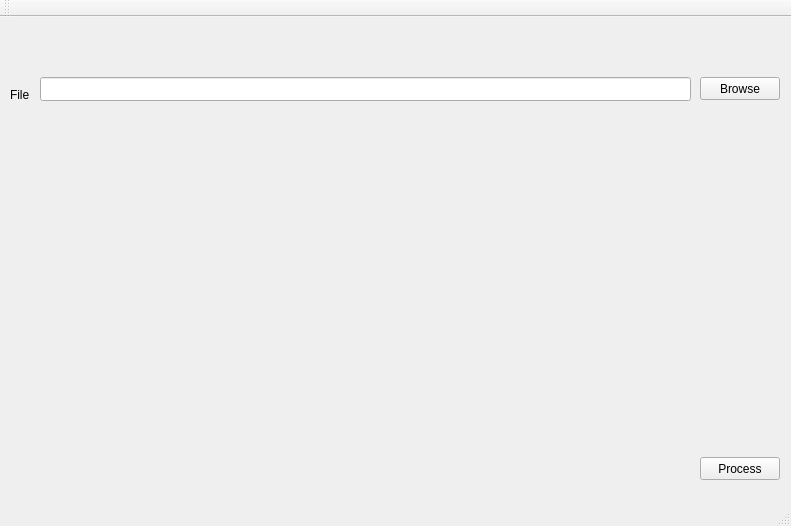
This is src/gui-georef/MBES-lib-georefGUI/mainwindow.ui in CIDCO-dev/MBES-lib as Qt 5 draws it before an edit. The edited form follows.
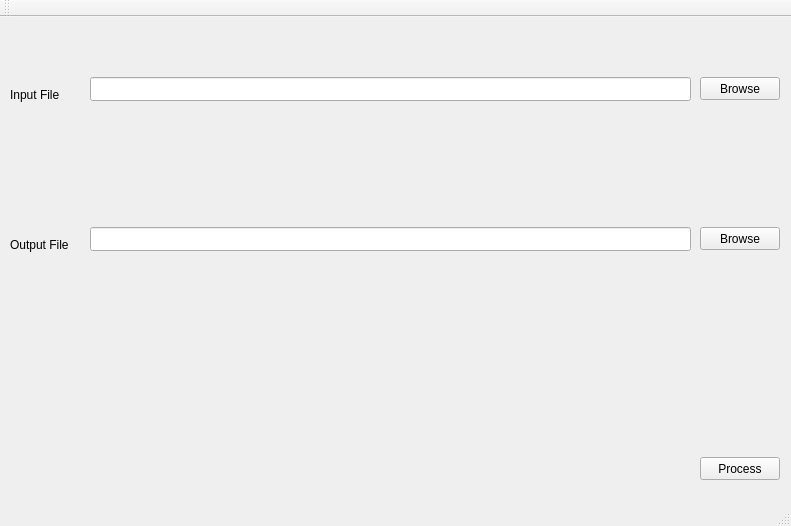
This is the edited form.

Commit message: Added OutputFile widgets (not connected yet)

Diff of the .ui file:
```diff
--- a/src/gui-georef/MBES-lib-georefGUI/mainwindow.ui
+++ b/src/gui-georef/MBES-lib-georefGUI/mainwindow.ui
@@ -45,24 +45,60 @@
      <rect>
       <x>10</x>
       <y>70</y>
-      <width>56</width>
-      <height>15</height>
+      <width>61</width>
+      <height>16</height>
      </rect>
     </property>
     <property name="text">
-     <string>File</string>
+     <string>Input File</string>
     </property>
    </widget>
    <widget class="QLineEdit" name="lineEdit">
     <property name="geometry">
      <rect>
-      <x>40</x>
+      <x>90</x>
       <y>60</y>
-      <width>651</width>
+      <width>601</width>
       <height>24</height>
      </rect>
     </property>
    </widget>
+   <widget class="QLabel" name="labelOutputFile">
+    <property name="geometry">
+     <rect>
+      <x>10</x>
+      <y>220</y>
+      <width>71</width>
+      <height>16</height>
+     </rect>
+    </property>
+    <property name="text">
+     <string>Output File</string>
+    </property>
+   </widget>
+   <widget class="QLineEdit" name="lineEditOutputFile">
+    <property name="geometry">
+     <rect>
+      <x>90</x>
+      <y>210</y>
+      <width>601</width>
+      <height>24</height>
+     </rect>
+    </property>
+   </widget>
+   <widget class="QPushButton" name="BrowseOutput">
+    <property name="geometry">
+     <rect>
+      <x>700</x>
+      <y>210</y>
+      <width>80</width>
+      <height>23</height>
+     </rect>
+    </property>
+    <property name="text">
+     <string>Browse</string>
+    </property>
+   </widget>
   </widget>
   <widget class="QMenuBar" name="menuBar">
    <property name="geometry">
```
Left out of the diff: 6 changed lines with no effect on the pictures. The commit also changes 8 other files.
